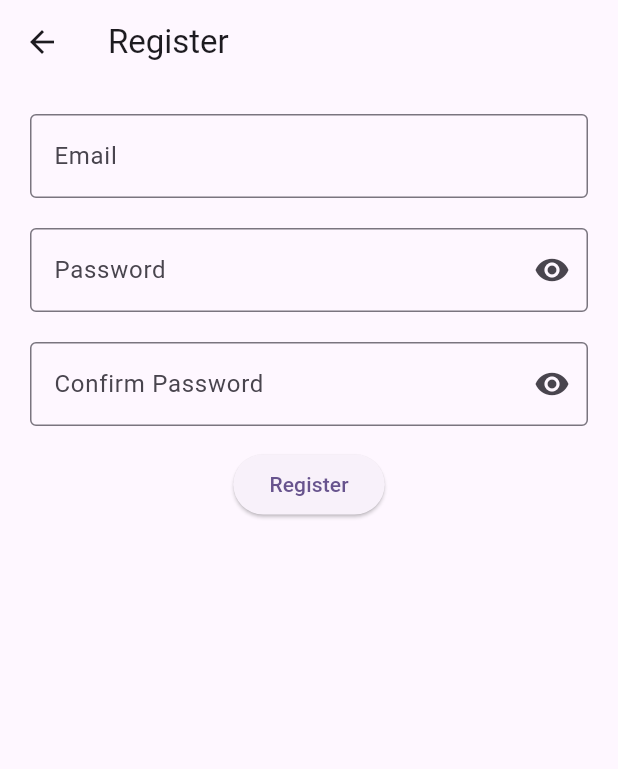
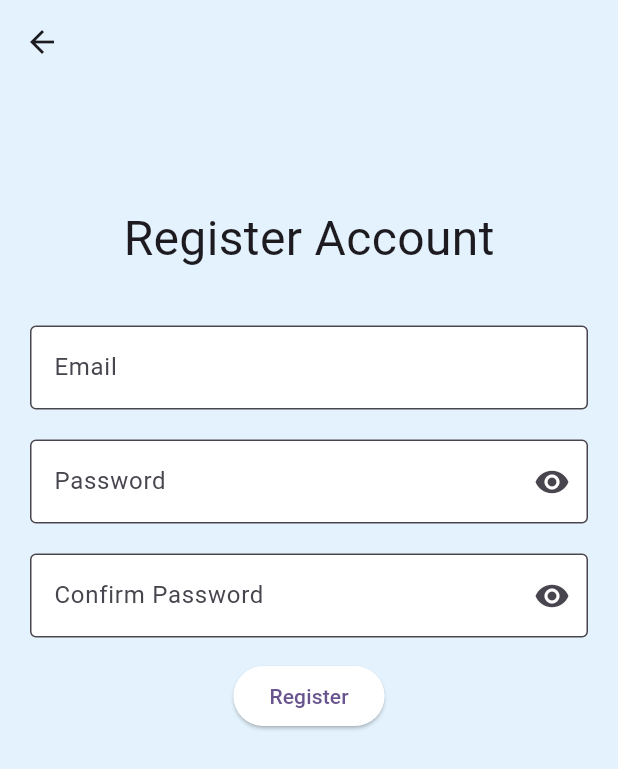
Before and after one commit to limys0713/Flutter_Projects, a Flutter app: the RegisterPage screen opened directly, on a phone screen of 412 x 824 dp. Shown: the top 769 px of the screen. Run offline on Flutter 3.47's test engine with Material 3 defaults, Android fonts, the phone set to English and light mode, and no system bars; our stand-ins replace firebase_auth, firebase_core, just_audio; missing offline and left inert: record; accounts and stored records are empty.

Commit message:
Update Register Page UI

```diff
--- a/finalproject_coursework/lib/register_page.dart
+++ b/finalproject_coursework/lib/register_page.dart
@@ -14,7 +14,7 @@ class _RegisterPageState extends State<RegisterPage> {
   final TextEditingController passwordController = TextEditingController();
   final TextEditingController confirmPasswordController = TextEditingController();
   bool _obscurePassword = true;
-  bool _confirmobscurePassword = true;
+  bool _confirmObscurePassword = true;
 
   // Clear memory
   @override
@@ -73,18 +73,23 @@ class _RegisterPageState extends State<RegisterPage> {
   @override
   Widget build(BuildContext context) {
     return Scaffold(
-      appBar: AppBar(title: Text('Register')),
+      appBar: AppBar(backgroundColor: Colors.blue[50]),
+      backgroundColor: Colors.blue[50],
       body: Padding(
-        padding: const EdgeInsets.all(20),
+        padding: const EdgeInsets.symmetric(vertical: 80, horizontal: 20),
         child: Column(
           mainAxisSize: MainAxisSize.min,
           children: [
+            Text('Register Account', style: TextStyle(fontSize: 32)),
+            SizedBox(height: 35),
             /* Email Text Field */
             TextField(
               controller: emailController,
               decoration: InputDecoration(
-                  border: OutlineInputBorder(),
-                  labelText: 'Email'
+                border: OutlineInputBorder(),
+                labelText: 'Email',
+                filled: true,
+                fillColor: Colors.white
               ),
             ),
             SizedBox(height: 20),
@@ -95,6 +100,8 @@ class _RegisterPageState extends State<RegisterPage> {
               decoration: InputDecoration(
                 border: OutlineInputBorder(),
                 labelText: 'Password',
+                filled: true,
+                fillColor: Colors.white,
                 suffixIcon: IconButton(
                     onPressed: () {
                       setState(() {
@@ -109,15 +116,17 @@ class _RegisterPageState extends State<RegisterPage> {
             /* Confirm Password Text Field */
             TextField(
               controller: confirmPasswordController,
-              obscureText: _confirmobscurePassword,
+              obscureText: _confirmObscurePassword,
               decoration: InputDecoration(
                 border: OutlineInputBorder(),
                 labelText: 'Confirm Password',
+                filled: true,
+                fillColor: Colors.white,
                 suffixIcon: IconButton(
                   icon: Icon(Icons.remove_red_eye),
                   onPressed: () {
                     setState(() {
-                      _confirmobscurePassword = !_confirmobscurePassword; // Toggle
+                      _confirmObscurePassword = !_confirmObscurePassword; // Toggle
                     });
                   }
                 )
@@ -126,6 +135,7 @@ class _RegisterPageState extends State<RegisterPage> {
             SizedBox(height: 15),
             ElevatedButton(
                 onPressed: handleRegister,  // Jump to handleRegister function
+                style: ElevatedButton.styleFrom(backgroundColor: Colors.white),
                 child: Text('Register')
             )
           ],
```
